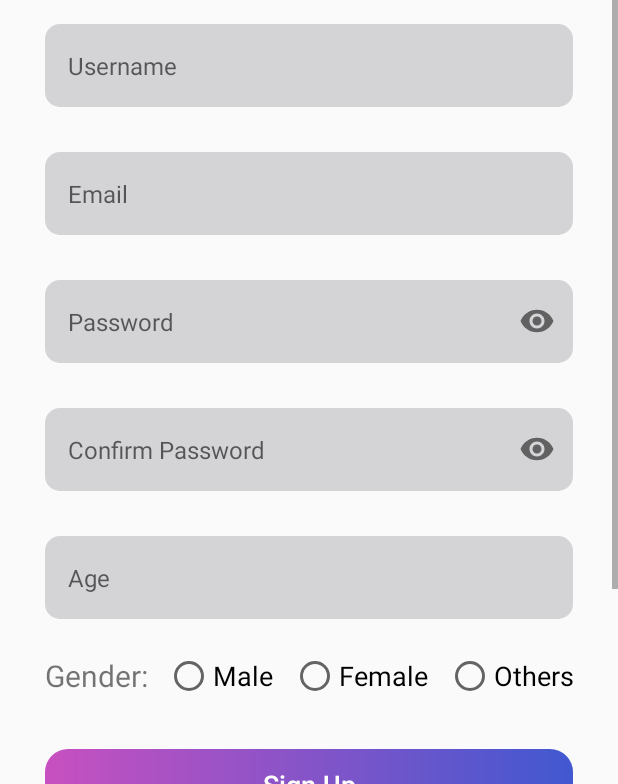
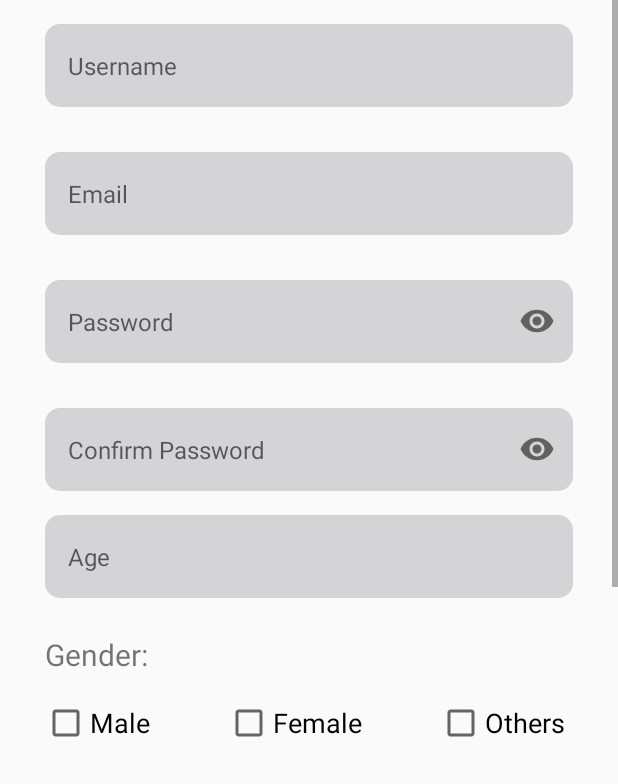
Before and after one commit to surreallie/gamebuddyretromobile, an Android app: the SignUpPage screen opened directly, with no data from a screen before it, on a phone screen of 412 x 824 dp, the part 452-1236 px from its top. Run offline under Robolectric (Android 15) with nearby library versions, the phone set to English and light mode, and no system bars.

Commit message:
Sign up And users page updated

```diff
--- a/app/src/main/java/com/mita/gamebuddymobile/RandomUserDataClass.kt
+++ b/app/src/main/java/com/mita/gamebuddymobile/RandomUserDataClass.kt
@@ -4,5 +4,6 @@ data class RandomUserDataClass(
     val RandomID : Int,
     val Randomname: String,
     val Randomgender: String,
-    val Randomage: Int
+    val Randomage: Int,
+    val Randominterest: String
 )
--- a/app/src/main/java/com/mita/gamebuddymobile/SignUpPage.kt
+++ b/app/src/main/java/com/mita/gamebuddymobile/SignUpPage.kt
@@ -10,7 +10,6 @@ import android.view.Window
 import android.widget.Button
 import android.widget.CheckBox
 import android.widget.EditText
-import android.widget.RadioButton
 import android.widget.TextView
 import android.widget.Toast
 import androidx.appcompat.app.AppCompatActivity
@@ -23,14 +22,16 @@ import retrofit2.Response
 class SignUpPage : AppCompatActivity() {
     private lateinit var username: EditText
     private lateinit var email: EditText
-    private lateinit var age: EditText
     private lateinit var password: EditText
     private lateinit var confirmPassword: EditText
+    private lateinit var age: EditText
+    private lateinit var maleCheckbox: CheckBox
+    private lateinit var femaleCheckbox: CheckBox
+    private lateinit var othersCheckbox: CheckBox
     private lateinit var signupbutton: Button
+    private lateinit var checkbox: CheckBox
+    private lateinit var gender:String
 
-    private lateinit var checkbox: CheckBox
-
-    private var gender: Int = -1 // Default value for gender
 
     override fun onCreate(savedInstanceState: Bundle?) {
         super.onCreate(savedInstanceState)
@@ -43,6 +44,9 @@ class SignUpPage : AppCompatActivity() {
         confirmPassword = findViewById(R.id.confirmpassword)
         signupbutton = findViewById(R.id.signupbutton)
         checkbox = findViewById(R.id.checkBox)
+        maleCheckbox = findViewById(R.id.male)
+        femaleCheckbox = findViewById(R.id.female)
+        othersCheckbox = findViewById(R.id.others)
 
         signupbutton.isEnabled = false
 
@@ -50,6 +54,28 @@ class SignUpPage : AppCompatActivity() {
             signupbutton.isEnabled = isChecked
             if (isChecked) {
                 showCustomDialogBox()
+            }
+        }
+
+        maleCheckbox.setOnCheckedChangeListener { _, isChecked ->
+            if (isChecked) {
+                femaleCheckbox.isChecked = false
+                othersCheckbox.isChecked = false
+                gender = "Male"
+            }
+        }
+        femaleCheckbox.setOnCheckedChangeListener { _, isChecked ->
+            if (isChecked) {
+                maleCheckbox.isChecked = false
+                othersCheckbox.isChecked = false
+                gender = "Female"
+            }
+        }
+        othersCheckbox.setOnCheckedChangeListener { _, isChecked ->
+            if (isChecked) {
+                maleCheckbox.isChecked = false
+                femaleCheckbox.isChecked = false
+                gender = "Other"
             }
         }
 
@@ -63,42 +89,17 @@ class SignUpPage : AppCompatActivity() {
             val name = username.text.toString().trim()
             val email = email.text.toString().trim()
             val password = password.text.toString().trim()
-            val ageText = age.text.toString().trim()
+            val age = age.text.toString().trim()
             val confirmPassword = confirmPassword.text.toString().trim()
 
             if (password == confirmPassword) {
-                // Check if age is a valid number
-                if (ageText.isNotEmpty() && ageText.matches("\\d+".toRegex())) {
-                    val age = ageText.toInt()
-                    // Passwords match, age is valid, and gender is selected, proceed with registration
-                    if (gender != -1) {
-                        registerUser(name, email, password, age, gender)
-                    } else {
-                        Toast.makeText(this, "Please select a gender", Toast.LENGTH_SHORT).show()
-                    }
-                } else {
-                    Toast.makeText(this, "Please enter a valid age", Toast.LENGTH_SHORT).show()
-                }
+                // Passwords match, proceed with registration
+                registerUser(name, email, password,age.toInt())
             } else {
                 Toast.makeText(this, "Passwords do not match", Toast.LENGTH_SHORT).show()
             }
         }
 
-        val maleRadioButton: RadioButton = findViewById(R.id.male)
-        val femaleRadioButton: RadioButton = findViewById(R.id.female)
-        val othersRadioButton: RadioButton = findViewById(R.id.others)
-
-        maleRadioButton.setOnClickListener {
-            gender = GENDER_MALE // Set gender to male
-        }
-
-        femaleRadioButton.setOnClickListener {
-            gender = GENDER_FEMALE // Set gender to female
-        }
-
-        othersRadioButton.setOnClickListener {
-            gender = GENDER_OTHERS // Set gender to others
-        }
     }
 
     private fun showCustomDialogBox() {
@@ -125,7 +126,7 @@ class SignUpPage : AppCompatActivity() {
         dialog.show()
     }
 
-    private fun registerUser(name: String, email: String, password: String, age: Int, gender: Int) {
+    private fun registerUser(name: String, email: String, password: String, age:Int) {
         val apiService = RetrofitClient.apiService
 
         val user = User(id = 0, name = name, email = email, password = password, age = age, gender = gender)
@@ -139,8 +140,7 @@ class SignUpPage : AppCompatActivity() {
                     startActivity(intent)
                     finish()
                 } else {
-                    Log.e("Registration", "Registration failed with response code: ${response.code()}")
-                    Toast.makeText(this@SignUpPage, "Registration failed: ${response.message()}", Toast.LENGTH_SHORT).show()
+                    Toast.makeText(this@SignUpPage, "Registration failed", Toast.LENGTH_SHORT).show()
                 }
             }
 
@@ -150,10 +150,4 @@ class SignUpPage : AppCompatActivity() {
             }
         })
     }
-
-    companion object {
-        private const val GENDER_MALE = 0
-        private const val GENDER_FEMALE = 1
-        private const val GENDER_OTHERS = 2
-    }
 }
--- a/app/src/main/java/com/mita/gamebuddymobile/UserAdapter.kt
+++ b/app/src/main/java/com/mita/gamebuddymobile/UserAdapter.kt
@@ -16,7 +16,6 @@ class UserAdapter(private val userList: ArrayList<UserDataClass>) :
         val name: TextView = itemView.findViewById(R.id.Name)
         val gender: TextView = itemView.findViewById(R.id.gender)
         val age: TextView = itemView.findViewById(R.id.age)
-        val interest: TextView = itemView.findViewById(R.id.interest)
         val message: TextView = itemView.findViewById(R.id.message)
     }
 
@@ -35,7 +34,6 @@ class UserAdapter(private val userList: ArrayList<UserDataClass>) :
         holder.name.text = user.name
         holder.gender.text = user.gender
         holder.age.text = user.age.toString()
-        holder.interest.text = user.interests
 
         holder.message.setOnClickListener{
             val context = holder.itemView.context
--- a/app/src/main/java/com/mita/gamebuddymobile/api/UserDataClass.kt
+++ b/app/src/main/java/com/mita/gamebuddymobile/api/UserDataClass.kt
@@ -5,5 +5,4 @@ data class UserDataClass(
     val name: String,
     val gender: String,
     val age: Int,
-    val interests: String
 )
--- a/app/src/main/res/layout/activity_sign_up_page.xml
+++ b/app/src/main/res/layout/activity_sign_up_page.xml
@@ -126,19 +126,17 @@
             android:layout_marginStart="30dp"
             android:layout_marginEnd="30dp"
             android:layout_marginBottom="264dp"
-            android:layout_marginTop="30dp"
             android:background="@drawable/edittext_background"
             android:ems="15"
             android:hint="Age"
-            android:padding="15dp"
             android:inputType="number"
+            android:paddingStart="15dp"
             android:textSize="16sp"
             app:layout_constraintBottom_toBottomOf="parent"
             app:layout_constraintEnd_toEndOf="parent"
-            app:layout_constraintHorizontal_bias="1.0"
+            app:layout_constraintHorizontal_bias="0.0"
             app:layout_constraintStart_toStartOf="parent"
-            app:layout_constraintTop_toBottomOf="@+id/textInputLayout2"
-            app:layout_constraintVertical_bias="0.0" />
+            app:layout_constraintTop_toBottomOf="@+id/textInputLayout2" />
 
         <TextView
             android:id="@+id/textView"
@@ -153,12 +151,42 @@
             app:layout_constraintStart_toStartOf="parent"
             app:layout_constraintTop_toBottomOf="@+id/age" />
 
+        <CheckBox
+            android:id="@+id/male"
+            android:layout_width="wrap_content"
+            android:layout_height="wrap_content"
+            android:layout_marginStart="28dp"
+            android:layout_marginTop="16dp"
+            android:textSize="18sp"
+            android:text="Male"
+            app:layout_constraintStart_toStartOf="parent"
+            app:layout_constraintTop_toBottomOf="@+id/textView" />
+
+        <CheckBox
+            android:id="@+id/others"
+            android:layout_width="wrap_content"
+            android:layout_height="wrap_content"
+            android:layout_marginStart="50dp"
+            android:text="Others"
+            android:textSize="18sp"
+            app:layout_constraintStart_toEndOf="@+id/female"
+            app:layout_constraintTop_toTopOf="@+id/female" />
+
+        <CheckBox
+            android:id="@+id/female"
+            android:layout_width="wrap_content"
+            android:layout_height="wrap_content"
+            android:layout_marginStart="50dp"
+            android:text="Female"
+            android:textSize="18sp"
+            app:layout_constraintStart_toEndOf="@+id/male"
+            app:layout_constraintTop_toTopOf="@+id/male" />
         <Button
             android:id="@+id/signupbutton"
             android:layout_width="match_parent"
             android:layout_height="wrap_content"
             android:layout_marginStart="30dp"
-            android:layout_marginTop="172dp"
+            android:layout_marginTop="212dp"
             android:layout_marginEnd="30dp"
             android:background="@drawable/signupbuttonbackgroundcolor"
             android:fontFamily="sans-serif-medium"
@@ -203,38 +231,6 @@
             app:layout_constraintStart_toStartOf="@+id/checkBox"
             app:layout_constraintTop_toBottomOf="@+id/checkBox" />
 
-        <RadioButton
-            android:id="@+id/female"
-            android:layout_width="wrap_content"
-            android:layout_height="wrap_content"
-            android:layout_marginStart="12dp"
-            android:text="Female"
-            android:textSize="18sp"
-            app:layout_constraintBottom_toBottomOf="@+id/male"
-            app:layout_constraintStart_toEndOf="@+id/male"
-            app:layout_constraintTop_toTopOf="@+id/male" />
-
-        <RadioButton
-            android:id="@+id/others"
-            android:layout_width="wrap_content"
-            android:layout_height="wrap_content"
-            android:text="Others"
-            android:textSize="18sp"
-            android:layout_marginStart="12dp"
-            app:layout_constraintBottom_toBottomOf="@+id/female"
-            app:layout_constraintStart_toEndOf="@+id/female"
-            app:layout_constraintTop_toTopOf="@+id/female" />
-
-        <RadioButton
-            android:id="@+id/male"
-            android:layout_width="wrap_content"
-            android:layout_height="wrap_content"
-            android:layout_marginStart="11dp"
-            android:text="Male"
-            android:textSize="18sp"
-            app:layout_constraintBottom_toBottomOf="@+id/textView"
-            app:layout_constraintStart_toEndOf="@+id/textView"
-            app:layout_constraintTop_toTopOf="@+id/textView" />
 
 
     </androidx.constraintlayout.widget.ConstraintLayout>
```
Also changed, not shown: app/src/main/java/com/mita/gamebuddymobile/HomePage.kt (+2 -88 lines), app/src/main/java/com/mita/gamebuddymobile/UsersAndMatchingPage.kt (+43 -24 lines), app/src/main/java/com/mita/gamebuddymobile/api/User.kt (+4 -4 lines), app/src/main/res/layout/activity_users_and_matching_page.xml (+6 -13 lines), app/src/main/res/layout/users_layout.xml (+3 -29 lines). Lines whose indentation alone changed are shown as unchanged.
